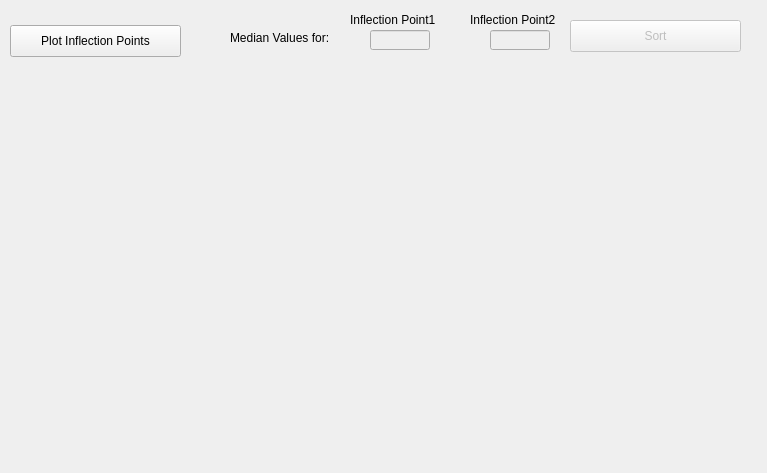
gihankaushyal/PixelAnomalyDetectorTool, file AdvanceSortGUI.ui: the form before one commit.
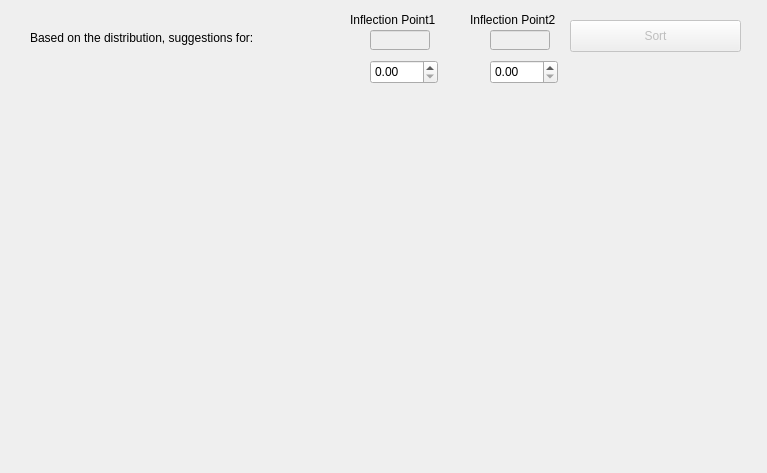
The form after the commit.

Commit message: -'Plot Inflection Points' button was removed. -added two spin boxes to the change/enter the range for each inflection point.

What changed in the file:
```diff
--- a/AdvanceSortGUI.ui
+++ b/AdvanceSortGUI.ui
@@ -23,30 +23,17 @@
     </rect>
    </property>
   </widget>
-  <widget class="QPushButton" name="plotInflectionPointsButton">
-   <property name="geometry">
-    <rect>
-     <x>10</x>
-     <y>25</y>
-     <width>171</width>
-     <height>32</height>
-    </rect>
-   </property>
-   <property name="text">
-    <string>Plot Inflection Points</string>
-   </property>
-  </widget>
   <widget class="QLabel" name="label">
    <property name="geometry">
     <rect>
-     <x>230</x>
+     <x>30</x>
      <y>30</y>
-     <width>121</width>
+     <width>291</width>
      <height>16</height>
     </rect>
    </property>
    <property name="text">
-    <string>Median Values for:</string>
+    <string>Based on the distribution, suggestions for:</string>
    </property>
   </widget>
   <widget class="QLabel" name="label_2">
@@ -117,6 +104,26 @@
     </rect>
    </property>
   </widget>
+  <widget class="QDoubleSpinBox" name="doubleSpinBoxIF1">
+   <property name="geometry">
+    <rect>
+     <x>370</x>
+     <y>60</y>
+     <width>68</width>
+     <height>24</height>
+    </rect>
+   </property>
+  </widget>
+  <widget class="QDoubleSpinBox" name="doubleSpinBoxIF2">
+   <property name="geometry">
+    <rect>
+     <x>490</x>
+     <y>60</y>
+     <width>68</width>
+     <height>24</height>
+    </rect>
+   </property>
+  </widget>
  </widget>
  <resources/>
  <connections/>
```
